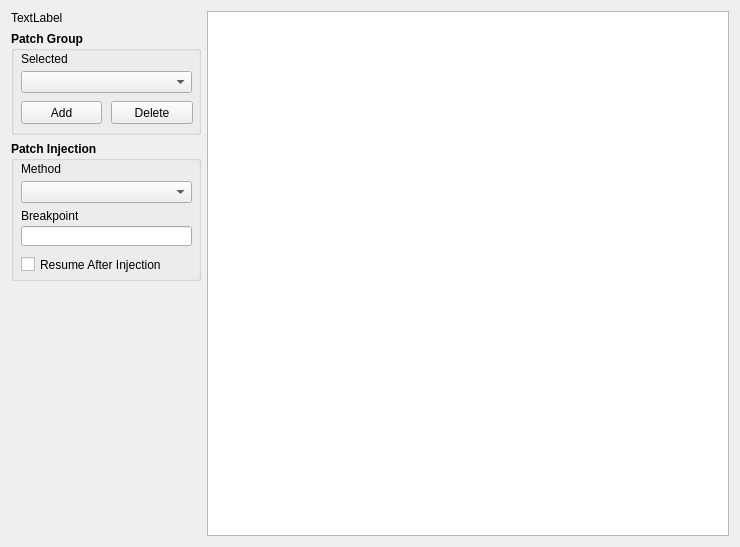
Old version of the form extra/dap.ui in the repository scottmudge/DebugAutoPatch.
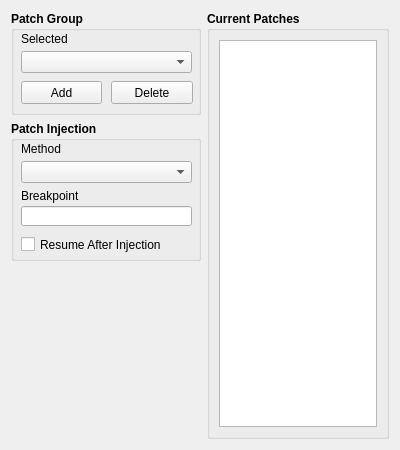
New version of the form.

Commit message: - Added batch file for running UI updater. - Added logo base64 png. - GUI work.

The edit to the form file:
```diff
--- a/extra/dap.ui
+++ b/extra/dap.ui
@@ -6,8 +6,8 @@
    <rect>
     <x>0</x>
     <y>0</y>
-    <width>740</width>
-    <height>547</height>
+    <width>400</width>
+    <height>450</height>
    </rect>
   </property>
   <property name="sizePolicy">
@@ -18,7 +18,7 @@
   </property>
   <property name="minimumSize">
    <size>
-    <width>740</width>
+    <width>400</width>
     <height>450</height>
    </size>
   </property>
@@ -30,13 +30,6 @@
     <layout class="QHBoxLayout" name="horizontalLayout">
      <item>
       <layout class="QVBoxLayout" name="verticalLayout_3">
-       <item>
-        <widget class="QLabel" name="label_2">
-         <property name="text">
-          <string>TextLabel</string>
-         </property>
-        </widget>
-       </item>
        <item>
         <widget class="QGroupBox" name="groupBox_PatchGroup">
          <property name="sizePolicy">
@@ -275,10 +268,43 @@
      <item>
       <layout class="QVBoxLayout" name="verticalLayout">
        <item>
-        <widget class="QTableView" name="tableView_">
-         <property name="gridStyle">
-          <enum>Qt::DotLine</enum>
+        <widget class="QGroupBox" name="groupBox">
+         <property name="sizePolicy">
+          <sizepolicy hsizetype="Expanding" vsizetype="Expanding">
+           <horstretch>0</horstretch>
+           <verstretch>0</verstretch>
+          </sizepolicy>
          </property>
+         <property name="font">
+          <font>
+           <weight>75</weight>
+           <bold>true</bold>
+          </font>
+         </property>
+         <property name="title">
+          <string>Current Patches</string>
+         </property>
+         <layout class="QGridLayout" name="gridLayout_2">
+          <item row="0" column="0">
+           <widget class="QTableView" name="tableView_">
+            <property name="sizePolicy">
+             <sizepolicy hsizetype="Expanding" vsizetype="Expanding">
+              <horstretch>0</horstretch>
+              <verstretch>0</verstretch>
+             </sizepolicy>
+            </property>
+            <property name="font">
+             <font>
+              <weight>50</weight>
+              <bold>false</bold>
+             </font>
+            </property>
+            <property name="gridStyle">
+             <enum>Qt::DotLine</enum>
+            </property>
+           </widget>
+          </item>
+         </layout>
         </widget>
        </item>
       </layout>
```
Left out of the diff: 25 changed lines with no effect on the pictures. The commit also changes 2 other files.
